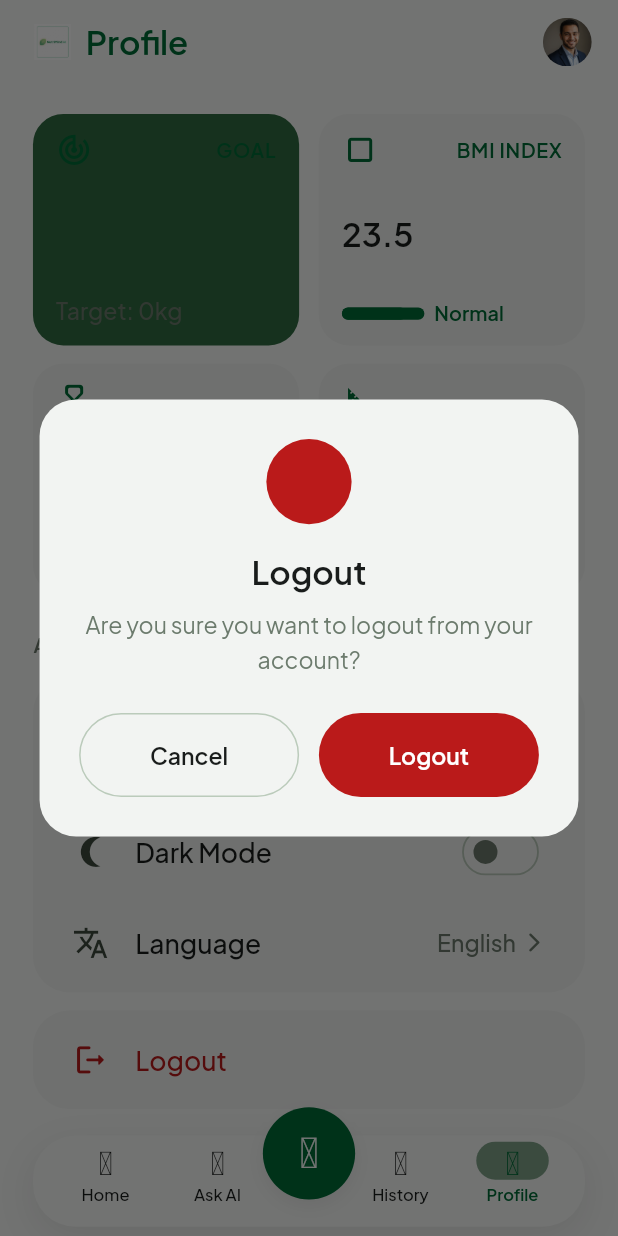
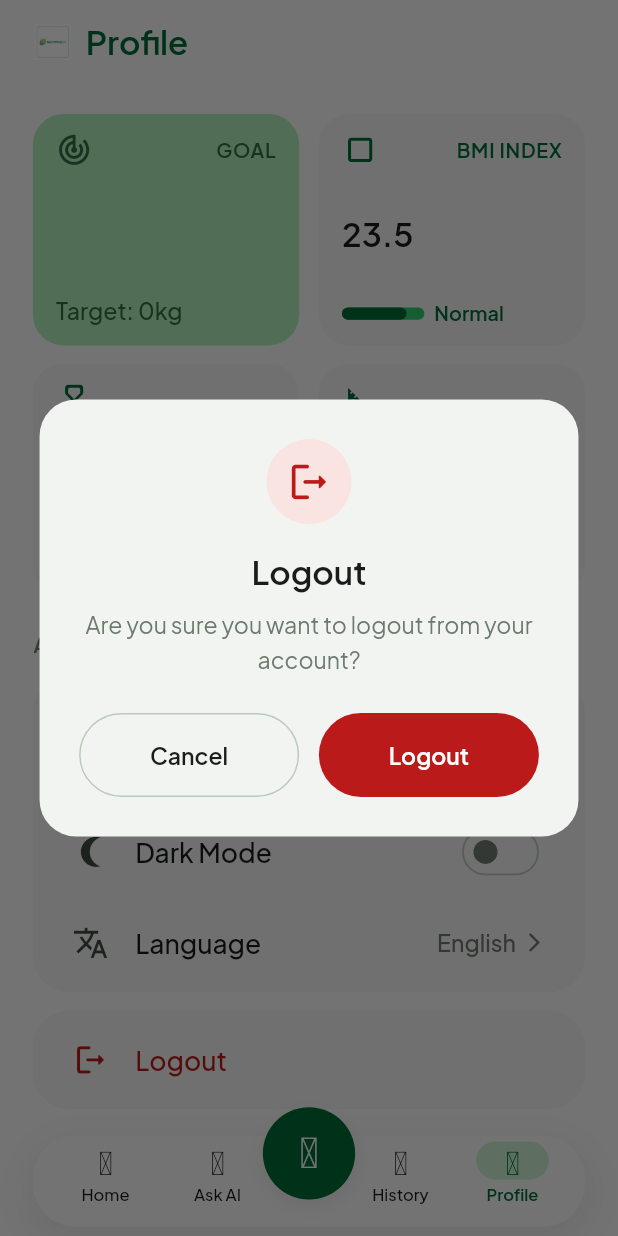
Before and after one commit to MoEhab74/Nutrimind_ai, a Flutter app: the ProfileView screen opened by its route, scrolled down 205 dp, after a tap on "Logout", on a phone screen of 412 x 824 dp. Run offline on Flutter 3.47's test engine with Material 3 defaults, Android fonts, the phone set to English and light mode, and no system bars; our stand-ins replace bloc, cloud_firestore, dartz, dio, firebase_auth, firebase_core and 14 more; missing offline and left inert: animated_snack_bar; accounts and stored records are empty; network calls fail.

Commit message:
feat: implement clear history method

```diff
--- /dev/null
+++ b/devtools_options.yaml
@@ -0,0 +1,3 @@
+description: This file stores settings for Dart & Flutter DevTools.
+documentation: https://docs.flutter.dev/tools/devtools/extensions#configure-extension-enablement-states
+extensions:
--- a/lib/core/functions/app_warning_dialog.dart
+++ b/lib/core/functions/app_warning_dialog.dart
@@ -1,7 +1,6 @@
 import 'package:flutter/material.dart';
 import 'package:flutter_screenutil/flutter_screenutil.dart';
 import 'package:nutrimind_ai/core/theme/styles/app_text_styles.dart';
-
 
 void showAppWarningDialog(
   BuildContext context, {
@@ -10,6 +9,7 @@ void showAppWarningDialog(
   required String buttonText,
   required VoidCallback onConfirm,
   VoidCallback? onCancel,
+  Widget? icon,
 }) {
   final colorScheme = Theme.of(context).colorScheme;
   showDialog(
@@ -28,12 +28,16 @@ void showAppWarningDialog(
             children: [
               CircleAvatar(
                 radius: 28.r,
-                backgroundColor: colorScheme.errorContainer,
-                child: Icon(
-                  Icons.logout_rounded,
-                  color: colorScheme.error,
-                  size: 28.w,
+                backgroundColor: colorScheme.errorContainer.withValues(
+                  alpha: 0.6,
                 ),
+                child:
+                    icon ??
+                    Icon(
+                      Icons.logout_rounded,
+                      color: colorScheme.error,
+                      size: 28.w,
+                    ),
               ),
               SizedBox(height: 16.h),
 
--- a/lib/core/shared/repos/meal/meal_repo.dart
+++ b/lib/core/shared/repos/meal/meal_repo.dart
@@ -12,4 +12,7 @@ abstract class MealRepo {
 
   // delete all today's meals
   Future<void> deleteAllTodayMeals();
+
+  // delete all meals
+  Future<void> deleteAllMeals();
 }
--- a/lib/core/theme/themes/light_theme.dart
+++ b/lib/core/theme/themes/light_theme.dart
@@ -14,15 +14,23 @@ final ThemeData lightTheme = ThemeData(
 
     primary: AppColors.primary,
     onPrimary: AppColors.onPrimary,
+    primaryContainer: AppColors.primaryContainer,
+    onPrimaryContainer: AppColors.onPrimaryContainer,
 
     secondary: AppColors.secondary,
     onSecondary: AppColors.onSecondary,
+    secondaryContainer: AppColors.secondaryContainer,
+    onSecondaryContainer: AppColors.onSecondaryContainer,
 
     tertiary: AppColors.tertiary,
     onTertiary: AppColors.onTertiary,
+    tertiaryContainer: AppColors.tertiaryContainer,
+    onTertiaryContainer: AppColors.onTertiaryContainer,
 
     error: AppColors.error,
     onError: AppColors.onError,
+    errorContainer: AppColors.errorContainer,
+    onErrorContainer: AppColors.onErrorContainer,
 
     surface: AppColors.surface,
     onSurface: AppColors.onSurface,
--- /dev/null
+++ b/lib/core/widgets/profile_icon_widget.dart
@@ -0,0 +1,25 @@
+import 'package:flutter/material.dart';
+import 'package:flutter_screenutil/flutter_screenutil.dart';
+import 'package:nutrimind_ai/core/theme/styles/app_colors.dart';
+import 'package:nutrimind_ai/gen/assets.gen.dart';
+
+class ProfileIconWidget extends StatelessWidget {
+  const ProfileIconWidget({super.key});
+
+  @override
+  Widget build(BuildContext context) {
+    return Padding(
+      padding: EdgeInsetsDirectional.only(end: 16.w),
+      child: ClipOval(
+        child: Image.asset(
+          Assets.images.profile.path,
+          width: 32.r,
+          height: 32.r,
+          fit: BoxFit.cover,
+          errorBuilder: (context, error, stackTrace) =>
+              Icon(Icons.account_circle, size: 32.r, color: AppColors.primary),
+        ),
+      ),
+    );
+  }
+}
--- a/lib/core/widgets/top_app_bar.dart
+++ b/lib/core/widgets/top_app_bar.dart
@@ -5,8 +5,9 @@ import 'package:nutrimind_ai/core/theme/styles/app_text_styles.dart';
 import 'package:nutrimind_ai/gen/assets.gen.dart';
 
 class TopAppBar extends StatelessWidget implements PreferredSizeWidget {
-  const TopAppBar({super.key, required this.title});
+  const TopAppBar({super.key, required this.title, this.actionsWidget});
   final String title;
+  final Widget? actionsWidget;
 
   @override
   Size get preferredSize => const Size.fromHeight(kToolbarHeight);
@@ -40,24 +41,7 @@ class TopAppBar extends StatelessWidget implements PreferredSizeWidget {
           ],
         ),
       ),
-      actions: [
-        Padding(
-          padding: EdgeInsetsDirectional.only(end: 16.w),
-          child: ClipOval(
-            child: Image.asset(
-              Assets.images.profile.path,
-              width: 32.r,
-              height: 32.r,
-              fit: BoxFit.cover,
-              errorBuilder: (context, error, stackTrace) => Icon(
-                Icons.account_circle,
-                size: 32.r,
-                color: AppColors.primary,
-              ),
-            ),
-          ),
-        ),
-      ],
+      actions: [actionsWidget ?? const SizedBox.shrink()],
     );
   }
 }
--- a/lib/features/chat/data/repos/chat_repo_impl.dart
+++ b/lib/features/chat/data/repos/chat_repo_impl.dart
@@ -172,7 +172,11 @@ $chatHistoryString
 
     return right(null);
   } catch (e) {
-    log('Failed to clear messages $e');
+    if (e is ServerException) {
+      log('Server Exception in Chat Repo ===> ${e.errorModel.message}');
+      return left(e.errorModel.message);
+    }
+    log('Something Went Wrong With Chat Repo ===> $e');
     return left('Failed to clear messages');
   }
 }
--- a/lib/features/chat/presentation/views/chat_view.dart
+++ b/lib/features/chat/presentation/views/chat_view.dart
@@ -3,8 +3,10 @@ import 'package:dartz/dartz.dart' as dartz;
 import 'package:flutter/material.dart';
 import 'package:flutter_bloc/flutter_bloc.dart';
 import 'package:flutter_screenutil/flutter_screenutil.dart';
+import 'package:hugeicons/hugeicons.dart';
 import 'package:nutrimind_ai/core/functions/animated_snack_bar.dart';
 import 'package:nutrimind_ai/core/functions/app_warning_dialog.dart';
+import 'package:nutrimind_ai/core/widgets/profile_icon_widget.dart';
 import 'package:nutrimind_ai/core/widgets/top_app_bar.dart';
 import 'package:nutrimind_ai/features/chat/data/models/message_model.dart';
 import 'package:nutrimind_ai/features/chat/presentation/manager/cubit/chat_cubit.dart';
@@ -58,7 +60,10 @@ class _ChatViewState extends State<ChatView> {
     final isKeyboardOpen = MediaQuery.of(context).viewInsets.bottom > 0;
 
     return Scaffold(
-      appBar: const TopAppBar(title: 'Ai Chat'),
+      appBar: const TopAppBar(
+        title: 'Ai Chat',
+        actionsWidget: ProfileIconWidget(),
+      ),
       body: SafeArea(
         child: Padding(
           padding: EdgeInsets.symmetric(horizontal: 18.w),
@@ -160,6 +165,10 @@ class _ChatViewState extends State<ChatView> {
                     description:
                         'Are you sure you want to delete all messages?',
                     buttonText: 'Delete',
+                    icon: HugeIcon(
+                      icon: HugeIcons.strokeRoundedDelete01,
+                      color: Theme.of(context).colorScheme.error,
+                    ),
                     onConfirm: () {
                       context.read<ChatCubit>().clearMessages();
                     },
--- a/lib/features/history/presentation/views/history_view.dart
+++ b/lib/features/history/presentation/views/history_view.dart
@@ -1,7 +1,9 @@
 import 'package:flutter/material.dart';
 import 'package:flutter_bloc/flutter_bloc.dart';
 import 'package:go_router/go_router.dart';
+import 'package:hugeicons/hugeicons.dart';
 import 'package:image_picker/image_picker.dart';
+import 'package:nutrimind_ai/core/functions/app_warning_dialog.dart';
 import 'package:nutrimind_ai/core/routing/app_routes.dart';
 import 'package:nutrimind_ai/core/widgets/top_app_bar.dart';
 import 'package:nutrimind_ai/features/history/presentation/manager/cubit/history_cubit.dart';
@@ -27,7 +29,27 @@ class _HistoryViewState extends State<HistoryView> {
   @override
   Widget build(BuildContext context) {
     return Scaffold(
-      appBar: const TopAppBar(title: 'History'),
+      appBar: TopAppBar(
+        title: 'History',
+        actionsWidget: IconButton(
+          onPressed: () {
+            showAppWarningDialog(
+              context,
+              icon: HugeIcon(
+                icon: HugeIcons.strokeRoundedDelete01,
+                color: Theme.of(context).colorScheme.error,
+              ),
+              title: 'Clear History',
+              description: 'Are you sure you want to clear your history meals?',
+              buttonText: 'Clear',
+              onConfirm: () {
+                context.read<HistoryMealsCubit>().deleteAllMeals();
+              },
+            );
+          },
+          icon: const HugeIcon(icon: HugeIcons.strokeRoundedDelete01),
+        ),
+      ),
       body: SafeArea(
         child: Padding(
           padding: const EdgeInsets.symmetric(horizontal: 16.0, vertical: 8),
--- a/lib/features/home/presentation/views/home_view.dart
+++ b/lib/features/home/presentation/views/home_view.dart
@@ -5,6 +5,7 @@ import 'package:go_router/go_router.dart';
 import 'package:nutrimind_ai/core/routing/app_routes.dart';
 import 'package:nutrimind_ai/core/shared/models/meal_model.dart';
 import 'package:nutrimind_ai/core/theme/styles/app_text_styles.dart';
+import 'package:nutrimind_ai/core/widgets/profile_icon_widget.dart';
 import 'package:nutrimind_ai/core/widgets/top_app_bar.dart';
 import 'package:nutrimind_ai/features/home/presentation/manager/home_cubit/home_cubit.dart';
 import 'package:nutrimind_ai/features/home/presentation/manager/home_meals_cubit/home_meals_cubit.dart';
@@ -38,7 +39,10 @@ class _HomeViewState extends State<HomeView> {
     final colorScheme = Theme.of(context).colorScheme;
 
     return Scaffold(
-      appBar: const TopAppBar(title: 'Home'),
+      appBar: const TopAppBar(
+        title: 'Home',
+        actionsWidget: ProfileIconWidget(),
+      ),
       body: SafeArea(
         child: SingleChildScrollView(
           padding: EdgeInsets.symmetric(horizontal: 18.w, vertical: 8.h),
@@ -51,10 +55,11 @@ class _HomeViewState extends State<HomeView> {
 
               return BlocBuilder<HomeMealsCubit, HomeMealsState>(
                 builder: (context, mealsState) {
-                  final List<MealModel> allMeals = mealsState is HomeMealsSuccess
+                  final List<MealModel> allMeals =
+                      mealsState is HomeMealsSuccess
                       ? mealsState.meals
                       : context.watch<HomeMealsCubit>().meals;
-
+                  // to get only today's meals
                   final now = DateTime.now();
                   final meals = allMeals.where((meal) {
                     return meal.mealDate.year == now.year &&
@@ -86,7 +91,11 @@ class _HomeViewState extends State<HomeView> {
                     crossAxisAlignment: CrossAxisAlignment.start,
                     children: [
                       // Greeting
-                      Text(
+                      homeState.userStatus == HomeStatus.loading
+                          ? CircularProgressIndicator(
+                              color: colorScheme.primary,
+                            )
+                          : Text(
                               greetingText,
                               style: AppTextStyles.semiBold28.copyWith(
                                 color: colorScheme.onSurface,
@@ -202,7 +211,9 @@ class _HomeViewState extends State<HomeView> {
                           decoration: BoxDecoration(
                             color: colorScheme.surfaceContainerLow,
                             borderRadius: BorderRadius.circular(16.r),
-                            border: Border.all(color: colorScheme.outlineVariant),
+                            border: Border.all(
+                              color: colorScheme.outlineVariant,
+                            ),
                           ),
                           child: Center(
                             child: Text(
--- a/lib/features/profile/presentation/views/profile_view.dart
+++ b/lib/features/profile/presentation/views/profile_view.dart
@@ -125,6 +125,9 @@ class _ProfileViewState extends State<ProfileView> {
                         subtitle: 'Target: ${targetWeight ?? '72'}kg',
                         icon: Icons.track_changes_outlined,
                         backgroundColor: colorScheme.secondaryContainer,
+                        tagColor: colorScheme.onSecondaryContainer,
+                        iconColor: colorScheme.onSecondaryContainer,
+                        subtitleColor: colorScheme.onSecondaryContainer,
                       ),
                       ProfileStatCard(
                         tag: 'BMI INDEX',
--- a/lib/features/profile/presentation/widgets/profile_state_card.dart
+++ b/lib/features/profile/presentation/widgets/profile_state_card.dart
@@ -8,6 +8,10 @@ class ProfileStatCard extends StatelessWidget {
   final String subtitle;
   final IconData icon;
   final Color? backgroundColor;
+  final Color? iconColor;
+  final Color? tagColor;
+  final Color? titleColor;
+  final Color? subtitleColor;
   final Widget? extraWidget;
 
   const ProfileStatCard({
@@ -17,6 +21,10 @@ class ProfileStatCard extends StatelessWidget {
     required this.subtitle,
     required this.icon,
     this.backgroundColor,
+    this.iconColor,
+    this.tagColor,
+    this.titleColor,
+    this.subtitleColor,
     this.extraWidget,
   });
 
@@ -38,12 +46,12 @@ class ProfileStatCard extends StatelessWidget {
           Row(
             mainAxisAlignment: MainAxisAlignment.spaceBetween,
             children: [
-              Icon(icon, color: colorScheme.primary, size: 22.w),
+              Icon(icon, color: iconColor ?? colorScheme.primary, size: 22.w),
               if (tag != null)
                 Text(
                   tag!,
                   style: AppTextStyles.semiBold12.copyWith(
-                    color: colorScheme.primary,
+                    color: tagColor ?? colorScheme.primary,
                     letterSpacing: 0.5,
                   ),
                 ),
@@ -57,7 +65,7 @@ class ProfileStatCard extends StatelessWidget {
               child: Text(
                 title,
                 style: AppTextStyles.semiBold20.copyWith(
-                  color: colorScheme.onSurface,
+                  color: titleColor ?? colorScheme.onSurface,
                 ),
                 maxLines: 1,
               ),
@@ -72,7 +80,7 @@ class ProfileStatCard extends StatelessWidget {
                   child: Text(
                     subtitle,
                     style: AppTextStyles.medium14.copyWith(
-                      color: colorScheme.outline,
+                      color: subtitleColor ?? colorScheme.outline,
                     ),
                     maxLines: 1,
                     overflow: TextOverflow.ellipsis,
```
Also changed, not shown: lib/core/shared/repos/meal/meal_repo_impl.dart (+35 -0 lines), lib/features/history/presentation/manager/cubit/history_cubit.dart (+10 -0 lines). Lines whose indentation alone changed are shown as unchanged.
